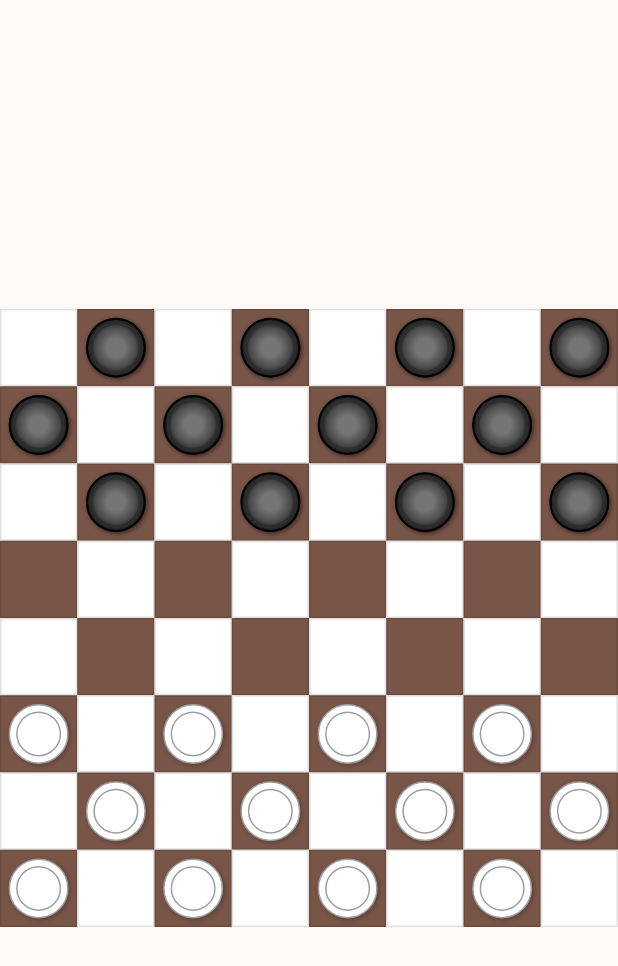
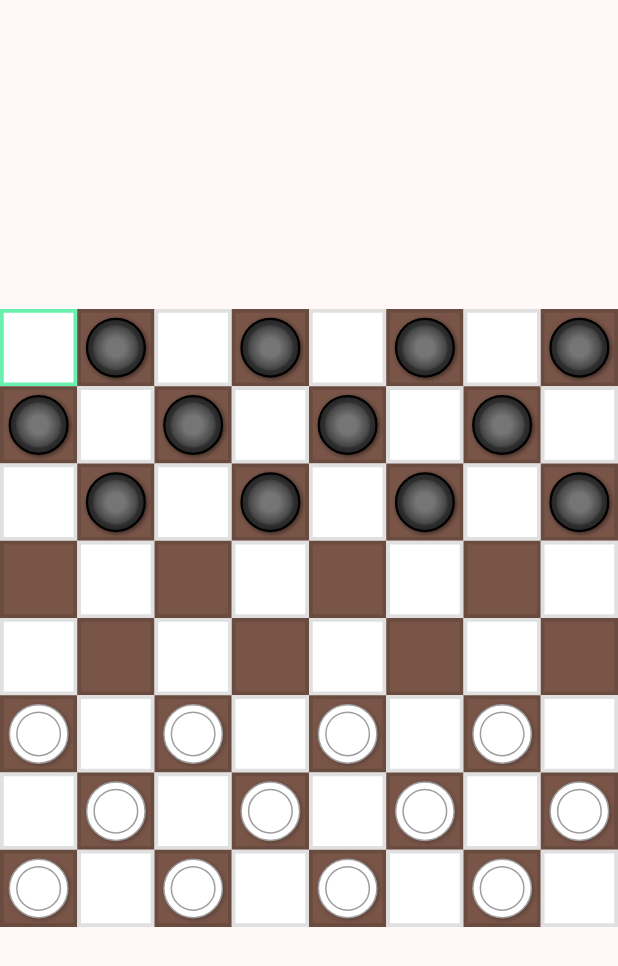
Before and after one commit to nikhil-RGB/Checkers-MinMax, a Flutter app: the screen it shows after launch, on a phone screen of 412 x 824 dp. Shown: the top 966 px of the screen. Run offline on Flutter 3.47's test engine with Material 3 defaults, Android fonts, the phone set to English and light mode, and no system bars; our stand-ins replace logger.

Commit message:
💄 Add green color tiles to indicate possible moves

```diff
--- a/lib/widgets/CheckersBoard.dart
+++ b/lib/widgets/CheckersBoard.dart
@@ -11,6 +11,7 @@ class CheckersBoard extends StatefulWidget {
   LinkedHashMap<Point, List<List<Point>>> possibleMoves;
   Point selectedTile = const Point(0, 0);
   Point contCapturePoint = const Point(-1, -1);
+
   @override
   State<CheckersBoard> createState() => _CheckersBoardState();
   CheckersBoard({super.key, required this.referenceBoard})
@@ -18,8 +19,20 @@ class CheckersBoard extends StatefulWidget {
 }
 
 class _CheckersBoardState extends State<CheckersBoard> {
+  List<Point> greenPoints = [];
   @override
   Widget build(BuildContext context) {
+    greenPoints = [];
+    if (widget.possibleMoves.containsKey(widget.selectedTile)) {
+      List<List<Point>> moves = widget.possibleMoves[widget.selectedTile]!;
+      if (moves[0][0] == const Point(-11, -11)) {
+        greenPoints = moves[1];
+      } else {
+        for (List<Point> capDiagonal in moves) {
+          greenPoints.add(capDiagonal[1]);
+        }
+      }
+    }
     return Center(
       child: AspectRatio(
         aspectRatio: 1,
@@ -42,11 +55,19 @@ class _CheckersBoardState extends State<CheckersBoard> {
 
     return GestureDetector(
       onTap: () => handleTilePress(row, col),
-      onLongPress: handleTileLongPress(row, col),
+      onLongPress: () => handleTileLongPress(row, col),
       child: Container(
         decoration: BoxDecoration(
-          color: !isPlayable ? Colors.white : Colors.brown,
-          border: Border.all(color: Colors.black12),
+          color: greenPoints.contains(Point(row, col))
+              ? Colors.greenAccent
+              : !isPlayable
+                  ? Colors.white
+                  : Colors.brown,
+          border: Border.all(
+              width: 2.5,
+              color: (widget.selectedTile == Point(row, col))
+                  ? Colors.greenAccent
+                  : Colors.black12),
         ),
         child: Center(
           child: CheckersPiece(tokType: piece.toString()),
@@ -62,7 +83,10 @@ class _CheckersBoardState extends State<CheckersBoard> {
       //contd capture mode
       return;
     }
-    widget.selectedTile = Point(r, c);
+    setState(() {
+      widget.selectedTile = Point(r, c);
+    });
+
     Token reference = widget.referenceBoard.board[r][c];
     if ((reference
             .toString()
```
